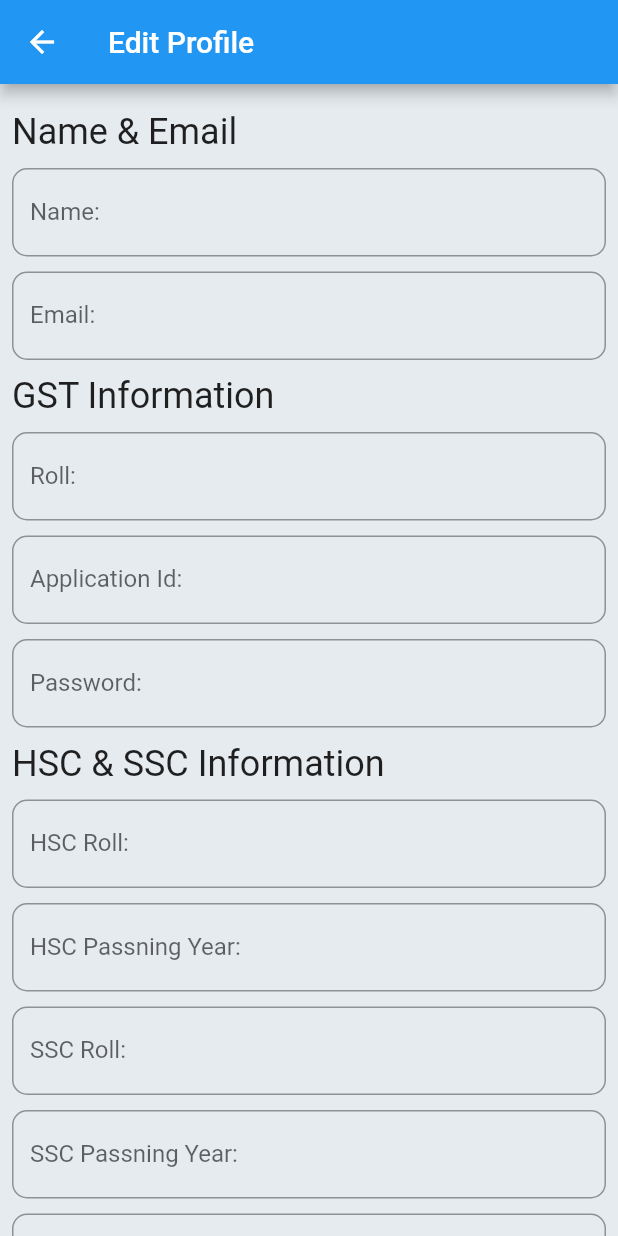
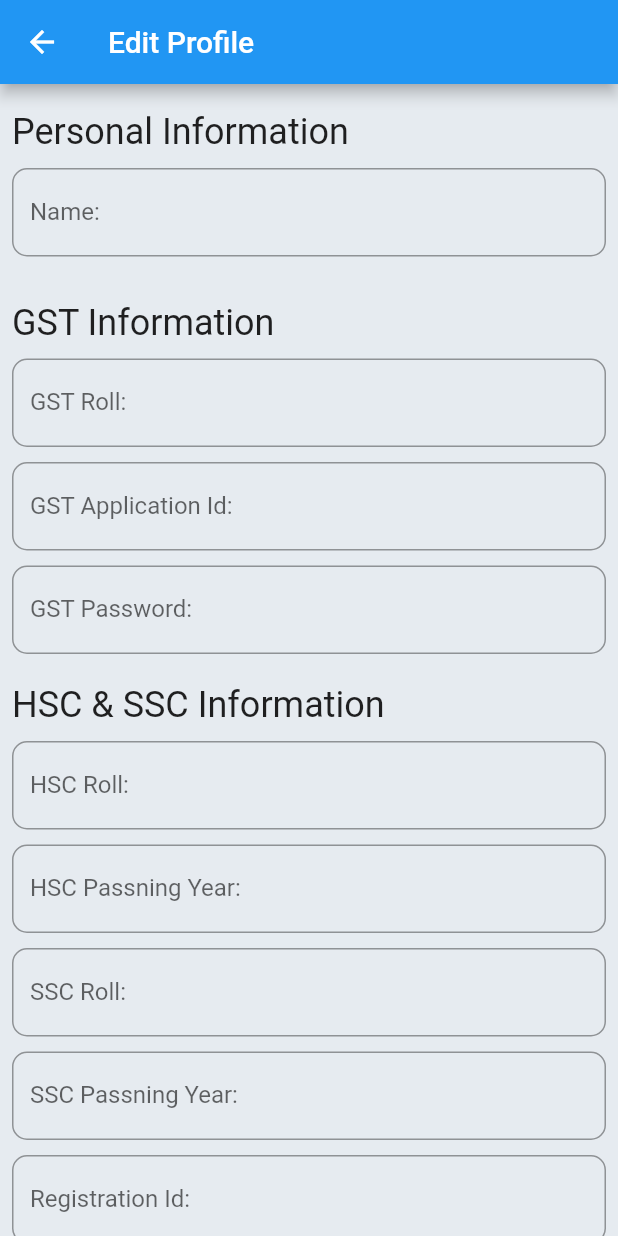
Before and after one commit to saminsohag/gst_todo, a Flutter app: the ProfileDrawer widget shown alone on an empty page, opened directly, after a tap on the "edit" icon, on a phone screen of 412 x 824 dp. Run offline on Flutter 3.47's test engine with Material 2 defaults, Android fonts, the phone set to English and light mode, and no system bars; our stand-ins replace cloud_firestore, firebase_auth, firebase_core, shared_preferences; accounts and stored records are empty; generated files the repository leaves out were written again; network calls fail.

```diff
--- a/lib/src/profile/edit_profile.dart
+++ b/lib/src/profile/edit_profile.dart
@@ -1,5 +1,4 @@
 import 'package:cloud_firestore/cloud_firestore.dart';
-import 'package:firebase_auth/firebase_auth.dart';
 import 'package:flutter/cupertino.dart';
 import 'package:flutter/material.dart';
 import 'package:gst_todo/src/common/controllers/button_state_controller.dart';
@@ -16,7 +15,6 @@ class EditProfilePage extends StatefulWidget {
 class _EditProfilePageState extends State<EditProfilePage> {
   final ButtonStateController _saveController = ButtonStateController();
   final TextEditingController _name = TextEditingController();
-  final TextEditingController _email = TextEditingController();
   final TextEditingController _gstRoll = TextEditingController();
   final TextEditingController _gstApplicationId = TextEditingController();
   final TextEditingController _gstPassword = TextEditingController();
@@ -28,7 +26,6 @@ class _EditProfilePageState extends State<EditProfilePage> {
 
   @override
   void initState() {
-    _email.text = FirebaseAuth.instance.currentUser!.email!;
     if (widget.documentSnapshot.exists) {
       _name.text = widget.documentSnapshot["name"] ?? "";
       _gstRoll.text = widget.documentSnapshot["gstRoll"] ?? "";
@@ -49,7 +46,6 @@ class _EditProfilePageState extends State<EditProfilePage> {
   void dispose() {
     super.dispose();
     _name.dispose();
-    _email.dispose();
     _gstRoll.dispose();
     _gstApplicationId.dispose();
     _gstPassword.dispose();
@@ -74,7 +70,7 @@ class _EditProfilePageState extends State<EditProfilePage> {
             height: 10,
           ),
           Text(
-            "Name & Email",
+            "Personal Information",
             style: Theme.of(context).textTheme.headline5,
           ),
           const SizedBox(
@@ -82,6 +78,7 @@ class _EditProfilePageState extends State<EditProfilePage> {
           ),
           TextField(
             controller: _name,
+            textInputAction: TextInputAction.next,
             decoration: const InputDecoration(
               label: Text("Name:"),
             ),
@@ -89,11 +86,8 @@ class _EditProfilePageState extends State<EditProfilePage> {
           const SizedBox(
             height: 10,
           ),
-          TextField(
-            controller: _email,
-            decoration: const InputDecoration(
-              label: Text("Email:"),
-            ),
+          const SizedBox(
+            height: 10,
           ),
           const SizedBox(
             height: 10,
@@ -107,8 +101,10 @@ class _EditProfilePageState extends State<EditProfilePage> {
           ),
           TextField(
             controller: _gstRoll,
+            textInputAction: TextInputAction.next,
+            keyboardType: TextInputType.number,
             decoration: const InputDecoration(
-              label: Text("Roll:"),
+              label: Text("GST Roll:"),
             ),
           ),
           const SizedBox(
@@ -116,8 +112,10 @@ class _EditProfilePageState extends State<EditProfilePage> {
           ),
           TextField(
             controller: _gstApplicationId,
+            textInputAction: TextInputAction.next,
+            keyboardType: TextInputType.number,
             decoration: const InputDecoration(
-              label: Text("Application Id:"),
+              label: Text("GST Application Id:"),
             ),
           ),
           const SizedBox(
@@ -125,9 +123,14 @@ class _EditProfilePageState extends State<EditProfilePage> {
           ),
           TextField(
             controller: _gstPassword,
+            textInputAction: TextInputAction.next,
+            keyboardType: TextInputType.visiblePassword,
             decoration: const InputDecoration(
-              label: Text("Password:"),
+              label: Text("GST Password:"),
             ),
+          ),
+          const SizedBox(
+            height: 10,
           ),
           const SizedBox(
             height: 10,
@@ -141,6 +144,8 @@ class _EditProfilePageState extends State<EditProfilePage> {
           ),
           TextField(
             controller: _hscRoll,
+            textInputAction: TextInputAction.next,
+            keyboardType: TextInputType.number,
             decoration: const InputDecoration(
               label: Text("HSC Roll:"),
             ),
@@ -150,6 +155,8 @@ class _EditProfilePageState extends State<EditProfilePage> {
           ),
           TextField(
             controller: _hscPassingYear,
+            textInputAction: TextInputAction.next,
+            keyboardType: TextInputType.number,
             decoration: const InputDecoration(
               label: Text("HSC Passning Year:"),
             ),
@@ -159,6 +166,8 @@ class _EditProfilePageState extends State<EditProfilePage> {
           ),
           TextField(
             controller: _sscRoll,
+            textInputAction: TextInputAction.next,
+            keyboardType: TextInputType.number,
             decoration: const InputDecoration(
               label: Text("SSC Roll:"),
             ),
@@ -168,6 +177,8 @@ class _EditProfilePageState extends State<EditProfilePage> {
           ),
           TextField(
             controller: _sscPassingYear,
+            textInputAction: TextInputAction.next,
+            keyboardType: TextInputType.number,
             decoration: const InputDecoration(
               label: Text("SSC Passning Year:"),
             ),
@@ -177,6 +188,8 @@ class _EditProfilePageState extends State<EditProfilePage> {
           ),
           TextField(
             controller: _hscRegistrationId,
+            textInputAction: TextInputAction.done,
+            keyboardType: TextInputType.number,
             decoration: const InputDecoration(
               label: Text("Registration Id:"),
             ),
@@ -187,16 +200,34 @@ class _EditProfilePageState extends State<EditProfilePage> {
           Row(
             mainAxisAlignment: MainAxisAlignment.spaceEvenly,
             children: [
-              ElevatedButton(
+              Expanded(
+                child: OutlinedButton(
+                  style: OutlinedButton.styleFrom(
+                    minimumSize: const Size(50, 50),
+                    shape: RoundedRectangleBorder(
+                      borderRadius: BorderRadius.circular(50),
+                    ),
+                  ),
                   onPressed: () {
                     Navigator.of(context).pop();
                   },
                   child: const Text("Cancle"),
                 ),
+              ),
+              const SizedBox(
+                width: 10,
+              ),
               AnimatedBuilder(
                 animation: _saveController,
                 builder: (context, child) {
-                    return ElevatedButton(
+                  return Expanded(
+                    child: ElevatedButton(
+                      style: ElevatedButton.styleFrom(
+                        minimumSize: const Size(50, 50),
+                        shape: RoundedRectangleBorder(
+                          borderRadius: BorderRadius.circular(50),
+                        ),
+                      ),
                       onPressed: () async {
                         if (_saveController.isLoading) return;
                         _saveController.setIsLoading = true;
@@ -289,8 +320,10 @@ class _EditProfilePageState extends State<EditProfilePage> {
                       child: _saveController.isLoading
                           ? const CupertinoActivityIndicator()
                           : const Text("Save"),
+                    ),
                   );
-                  }),
+                },
+              ),
             ],
           )
         ],
--- a/lib/src/profile/profile_drawer.dart
+++ b/lib/src/profile/profile_drawer.dart
@@ -40,7 +40,7 @@ class _ProfileDrawerState extends State<ProfileDrawer> {
                           children: [
                             (!snapshot.hasData)
                                 ? const CupertinoActivityIndicator()
-                                : Text(
+                                : SelectableText(
                                     (!snapshot.data!.exists)
                                         ? "Anonymous"
                                         : "${snapshot.data!["name"] ?? "Anonymous"}",
@@ -55,7 +55,7 @@ class _ProfileDrawerState extends State<ProfileDrawer> {
                             const SizedBox(
                               height: 3,
                             ),
-                            Text(
+                            SelectableText(
                               "${FirebaseAuth.instance.currentUser!.email}",
                               style: TextStyle(
                                 color: Theme.of(context).colorScheme.onPrimary,
@@ -99,7 +99,7 @@ class _ProfileDrawerState extends State<ProfileDrawer> {
                     title: const Text("GST ROLL:"),
                     trailing: (!snapshot.hasData)
                         ? const CupertinoActivityIndicator()
-                        : Text(
+                        : SelectableText(
                             (!snapshot.data!.exists)
                                 ? "null"
                                 : "${snapshot.data!["gstRoll"] ?? "null"}",
@@ -109,7 +109,7 @@ class _ProfileDrawerState extends State<ProfileDrawer> {
                     title: const Text("GST Application Id:"),
                     trailing: (!snapshot.hasData)
                         ? const CupertinoActivityIndicator()
-                        : Text(
+                        : SelectableText(
                             (!snapshot.data!.exists)
                                 ? "null"
                                 : "${snapshot.data!["gstApplicationId"] ?? "null"}",
@@ -119,7 +119,7 @@ class _ProfileDrawerState extends State<ProfileDrawer> {
                     title: const Text("GST Password:"),
                     trailing: (!snapshot.hasData)
                         ? const CupertinoActivityIndicator()
-                        : Text(
+                        : SelectableText(
                             (!snapshot.data!.exists)
                                 ? "null"
                                 : "${snapshot.data!["gstPassword"] ?? "null"}",
@@ -129,7 +129,7 @@ class _ProfileDrawerState extends State<ProfileDrawer> {
                     title: const Text("HSC Roll:"),
                     trailing: (!snapshot.hasData)
                         ? const CupertinoActivityIndicator()
-                        : Text(
+                        : SelectableText(
                             (!snapshot.data!.exists)
                                 ? "null"
                                 : "${snapshot.data!["hscRoll"] ?? "null"}",
@@ -139,7 +139,7 @@ class _ProfileDrawerState extends State<ProfileDrawer> {
                     title: const Text("HSC passing year:"),
                     trailing: (!snapshot.hasData)
                         ? const CupertinoActivityIndicator()
-                        : Text(
+                        : SelectableText(
                             (!snapshot.data!.exists)
                                 ? "null"
                                 : "${snapshot.data!["hscPassingYear"] ?? "null"}",
@@ -149,7 +149,7 @@ class _ProfileDrawerState extends State<ProfileDrawer> {
                     title: const Text("SSC Roll:"),
                     trailing: (!snapshot.hasData)
                         ? const CupertinoActivityIndicator()
-                        : Text(
+                        : SelectableText(
                             (!snapshot.data!.exists)
                                 ? "null"
                                 : "${snapshot.data!["sscRoll"] ?? "null"}",
@@ -159,7 +159,7 @@ class _ProfileDrawerState extends State<ProfileDrawer> {
                     title: const Text("SSC passing year:"),
                     trailing: (!snapshot.hasData)
                         ? const CupertinoActivityIndicator()
-                        : Text(
+                        : SelectableText(
                             (!snapshot.data!.exists)
                                 ? "null"
                                 : "${snapshot.data!["sscPassingYear"] ?? "null"}",
@@ -169,7 +169,7 @@ class _ProfileDrawerState extends State<ProfileDrawer> {
                     title: const Text("HSC Registration No:"),
                     trailing: (!snapshot.hasData)
                         ? const CupertinoActivityIndicator()
-                        : Text(
+                        : SelectableText(
                             (!snapshot.data!.exists)
                                 ? "null"
                                 : "${snapshot.data!["hscRegistrationId"] ?? "null"}",
```
Also changed, not shown: lib/src/authentication/alert_dialog_password_reset.dart (added, +98 -0 lines), lib/src/authentication/ligin_page.dart (+45 -17 lines), lib/src/authentication/password_reset_controller.dart (added, +30 -0 lines). Lines whose indentation alone changed are shown as unchanged.
